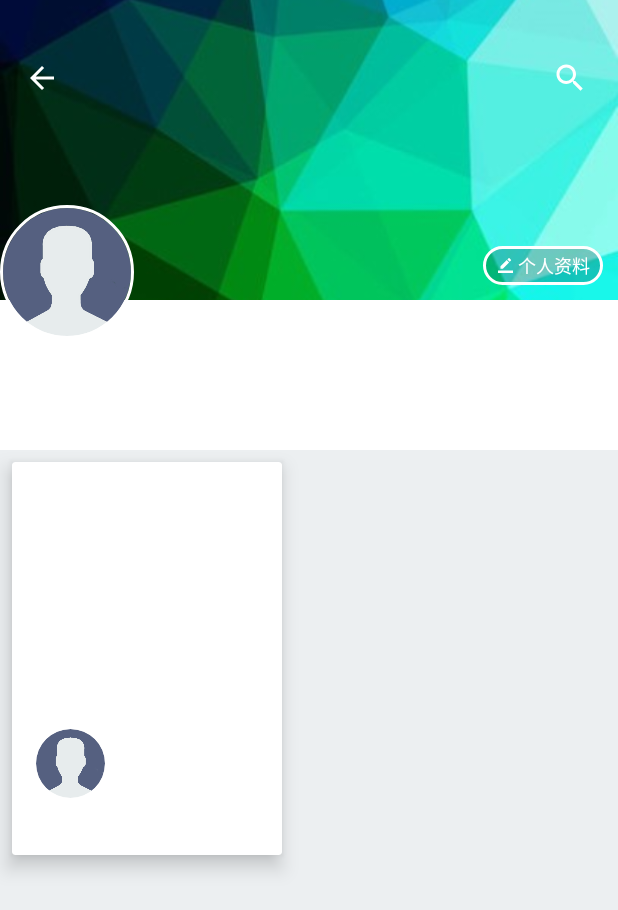
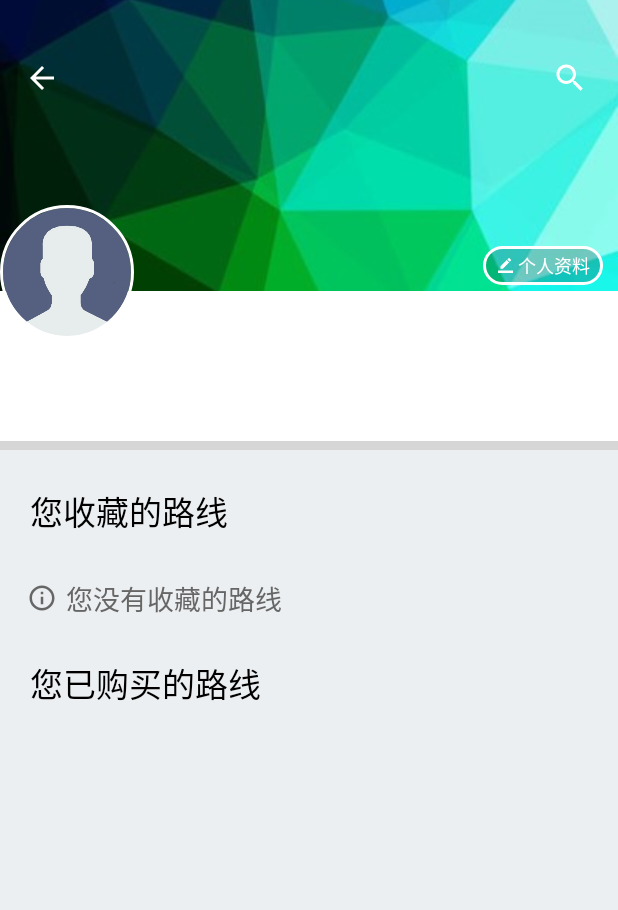
Before and after one commit to 50mengzhu/login, an Android app: the UserIndex screen opened directly, with no data from a screen before it, on a phone screen of 412 x 824 dp. Shown: the top 910 px of the screen. Run offline under Robolectric (Android 15) with nearby library versions, the phone set to English and light mode, and no system bars; our stand-ins replace CircleImageView; libraries missing offline, so code that uses them is left out: org.litepal, org.litepal.crud; 7 statements that could not run were skipped; grey boxes are pictures that could not be loaded.

Commit message:
可查看已收藏的路线

```diff
--- a/app/src/main/java/com/gyh/login/Index.java
+++ b/app/src/main/java/com/gyh/login/Index.java
@@ -168,7 +168,7 @@ public class Index extends AppCompatActivity {
             public void onClick(View v) {
                 mDrawerLayout.closeDrawer(GravityCompat.START);
                 Intent intent = new Intent(Index.this, UserIndex.class);
-                intent.putExtra("user", user);
+                intent.putExtra("user", user.getId());
                 startActivity(intent);
             }
         });
--- a/app/src/main/java/com/gyh/login/RouteAll.java
+++ b/app/src/main/java/com/gyh/login/RouteAll.java
@@ -28,7 +28,6 @@ public class RouteAll extends SwipeBackActivity {
         mTabLayout = (TabLayout) findViewById(R.id.tab_layout);
         mSearchView = (FloatingSearchView) findViewById(R.id.search_view);
 
-
         RoutePagerAdapter adapter = new RoutePagerAdapter(getSupportFragmentManager(), this);
         mViewPager.setAdapter(adapter);
         // 跳转到指定界面
--- /dev/null
+++ b/app/src/main/res/drawable/ic_info.xml
@@ -0,0 +1,9 @@
+<vector xmlns:android="http://schemas.android.com/apk/res/android"
+        android:width="20dp"
+        android:height="20dp"
+        android:viewportWidth="24.0"
+        android:viewportHeight="24.0">
+    <path
+        android:fillColor="#666"
+        android:pathData="M11,17h2v-6h-2v6zM12,2C6.48,2 2,6.48 2,12s4.48,10 10,10 10,-4.48 10,-10S17.52,2 12,2zM12,20c-4.41,0 -8,-3.59 -8,-8s3.59,-8 8,-8 8,3.59 8,8 -3.59,8 -8,8zM11,9h2L13,7h-2v2z"/>
+</vector>
--- a/app/src/main/res/layout/activity_user_index.xml
+++ b/app/src/main/res/layout/activity_user_index.xml
@@ -6,7 +6,6 @@
     android:layout_width="match_parent"
     android:layout_height="match_parent">
 
-
     <android.support.v4.widget.NestedScrollView
         android:layout_width="match_parent"
         android:layout_height="match_parent"
@@ -14,16 +13,58 @@
         android:background="@color/tablayout"
         app:layout_behavior="@string/appbar_scrolling_view_behavior">
 
-        <android.support.v7.widget.CardView
-            android:layout_width="wrap_content"
+        <LinearLayout
+            android:orientation="vertical"
+            android:layout_width="match_parent"
+            android:layout_height="match_parent">
+
+            <TextView
+                android:layout_width="match_parent"
                 android:layout_height="wrap_content"
-            android:layout_margin="8dp"
-            app:cardElevation="8dp"
-            app:contentPadding="10dp">
+                android:layout_marginTop="24dp"
+                android:layout_marginStart="20dp"
+                android:text="@string/star_route"
+                android:textSize="22sp"
+                android:textColor="#000"/>
 
-            <include layout="@layout/route_item" />
+            <FrameLayout
+                android:layout_width="match_parent"
+                android:layout_height="wrap_content">
 
-        </android.support.v7.widget.CardView>
+                <TextView
+                    android:id="@+id/no_star_route"
+                    android:layout_marginTop="30dp"
+                    android:layout_marginBottom="34dp"
+                    android:layout_marginStart="12dp"
+                    android:layout_width="match_parent"
+                    android:layout_height="wrap_content"
+                    android:layout_gravity="center"
+                    android:drawablePadding="6dp"
+                    android:drawableStart="@drawable/ic_info"
+                    android:textColor="#666"
+                    android:textSize="18sp"
+                    android:text="@string/no_star_route"/>
+
+                <android.support.v7.widget.RecyclerView
+                    android:layout_marginTop="-16dp"
+                    android:id="@+id/star_route_items"
+                    android:layout_width="match_parent"
+                    android:layout_height="wrap_content"
+                    android:clipToPadding="false"
+                    android:paddingBottom="@dimen/bottomsheet_grid_padding_bottom"/>
+
+            </FrameLayout>
+
+            <TextView
+                android:layout_width="match_parent"
+                android:layout_height="wrap_content"
+                android:layout_marginTop="-10dp"
+                android:layout_marginStart="20dp"
+                android:text="@string/buyed_route"
+                android:textSize="22sp"
+                android:textColor="#000"/>
+
+        </LinearLayout>
 
     </android.support.v4.widget.NestedScrollView>
 
@@ -55,6 +96,7 @@
         android:id="@+id/user_appbar"
         android:layout_width="match_parent"
         android:layout_height="wrap_content"
+        android:background="#eee"
         android:theme="@style/ThemeOverlay.AppCompat.Dark.ActionBar">
 
         <android.support.design.widget.CollapsingToolbarLayout
@@ -89,14 +131,19 @@
                     android:text="@string/edit"/>
             </FrameLayout>
 
+            <LinearLayout
+                android:orientation="vertical"
+                android:layout_gravity="bottom|center_horizontal"
+                android:layout_width="match_parent"
+                android:layout_height="wrap_content"
+                app:layout_collapseMode="parallax"
+                app:layout_scrollFlags="scroll">
+
                 <FrameLayout
                     android:id="@+id/user_lv_title"
                     android:layout_width="match_parent"
                     android:layout_height="100dp"
-                android:layout_gravity="bottom|center_horizontal"
-                android:background="#ffffff"
-                app:layout_collapseMode="parallax"
-                app:layout_scrollFlags="scroll">
+                    android:background="#ffffff">
 
                     <LinearLayout
                         android:id="@+id/user_ll_title"
@@ -126,10 +173,15 @@
                     </LinearLayout>
                 </FrameLayout>
 
+                <View
+                    android:layout_width="match_parent"
+                    android:layout_height="6dp"
+                    android:background="@drawable/shadow" />
+            </LinearLayout>
+
             <android.support.v7.widget.Toolbar
                 android:layout_width="match_parent"
                 android:layout_height="80dp" />
-
 
         </android.support.design.widget.CollapsingToolbarLayout>
 
--- a/app/src/main/res/values/strings.xml
+++ b/app/src/main/res/values/strings.xml
@@ -28,4 +28,7 @@
     <string name="route_expand">了解详情</string>
     <string name="route_author_intro">提供您路线的旅游达人</string>
     <string name="route_start">路线概要</string>
+    <string name="star_route">您收藏的路线</string>
+    <string name="no_star_route">您没有收藏的路线</string>
+    <string name="buyed_route">您已购买的路线</string>
 </resources>
--- a/build.gradle
+++ b/build.gradle
@@ -5,7 +5,7 @@ buildscript {
         jcenter()
     }
     dependencies {
-        classpath 'com.android.tools.build:gradle:2.2.3'
+        classpath 'com.android.tools.build:gradle:2.3.0'
 
         // NOTE: Do not place your application dependencies here; they belong
         // in the individual module build.gradle files
```
Also changed, not shown: app/src/main/java/com/gyh/login/UserIndex.java (+42 -1 lines), app/src/main/res/layout/all_route_item.xml (+22 -4 lines), gradle/wrapper/gradle-wrapper.properties. Lines whose indentation alone changed are shown as unchanged.
